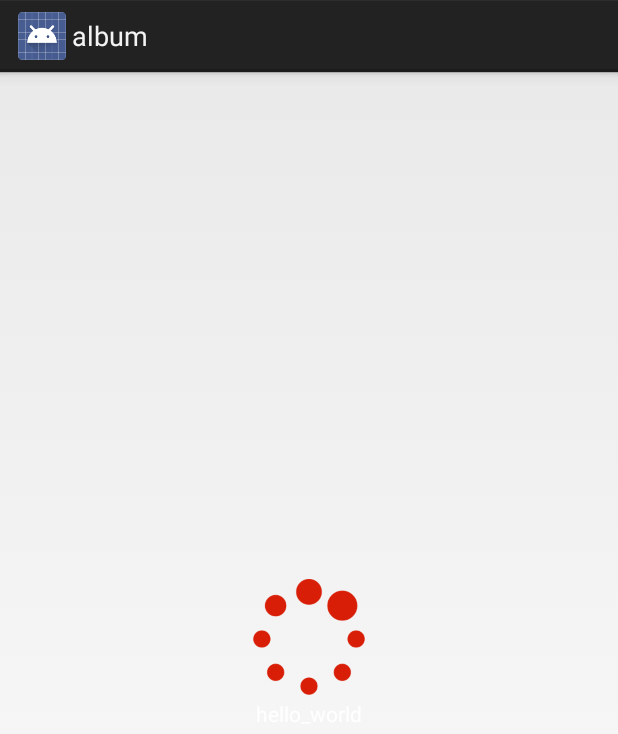
After one commit to dugu97/Album, an Android app: the layout succinct_progress_content.xml on its own in the app's theme, with its tools: preview values and no code run, on a phone screen of 412 x 824 dp. The commit adds this screen. Shown: the top 734 px of the screen. Run offline under Robolectric (Android 15) with nearby library versions, the phone set to English and light mode, and no system bars.

Commit message:
彻底开发完成

```diff
--- a/app/src/main/AndroidManifest.xml
+++ b/app/src/main/AndroidManifest.xml
@@ -9,7 +9,7 @@
 
     <application
         android:allowBackup="true"
-        android:icon="@mipmap/ic_launcher"
+        android:icon="@drawable/album_icon"
         android:label="@string/app_name"
         android:supportsRtl="true"
         android:theme="@style/AppTheme">
--- a/app/src/main/java/com/example/album/Service/MyMusicService.java
+++ b/app/src/main/java/com/example/album/Service/MyMusicService.java
@@ -19,7 +19,7 @@ public class MyMusicService extends Service {
     @Override
     public void onCreate() {
         super.onCreate();
-        mp = MediaPlayer.create(this, R.raw.background);
+        mp = MediaPlayer.create(this, R.raw.Snowdreams);
         mp.setLooping(true);
     }
 
--- /dev/null
+++ b/app/src/main/res/layout/succinct_progress_content.xml
@@ -0,0 +1,24 @@
+<?xml version="1.0" encoding="utf-8"?>
+<RelativeLayout xmlns:android="http://schemas.android.com/apk/res/android"
+    android:layout_width="match_parent"
+    android:layout_height="match_parent"
+    android:gravity="center" >
+
+    <ImageView
+        android:id="@+id/progress_icon"
+        android:layout_width="80dp"
+        android:layout_height="80dp"
+        android:layout_centerHorizontal="true"
+        android:scaleType="fitXY"
+        android:src="@drawable/loading" />
+
+    <TextView
+        android:id="@+id/progress_message"
+        android:layout_width="wrap_content"
+        android:layout_height="wrap_content"
+        android:layout_below="@id/progress_icon"
+        android:layout_centerHorizontal="true"
+        android:text="hello_world"
+        android:textColor="@android:color/white" />
+
+</RelativeLayout>
--- a/app/src/main/res/values/colors.xml
+++ b/app/src/main/res/values/colors.xml
@@ -3,4 +3,7 @@
     <color name="colorPrimary">#3F51B5</color>
     <color name="colorPrimaryDark">#303F9F</color>
     <color name="colorAccent">#FF4081</color>
+
+    <color name="bgc">#562792</color>
+
 </resources>
```
Also changed, not shown: app/src/main/java/com/example/album/Activity/GridViewActivity.java (+8 -13 lines), app/src/main/java/com/example/album/ProgressDialog/SuccinctProgress.java (added, +62 -0 lines), app/src/main/java/com/example/album/Util/FileIoUtil.java (+4 -3 lines), app/src/main/res/anim/succinct_animation.xml (added, +17 -0 lines), app/src/main/res/drawable/shape_succinct_dialog.xml (added, +15 -0 lines), app/src/main/res/values/styles.xml (+14 -0 lines), app/src/main/res/drawable/album_icon.jpg (added), 2 other files.
